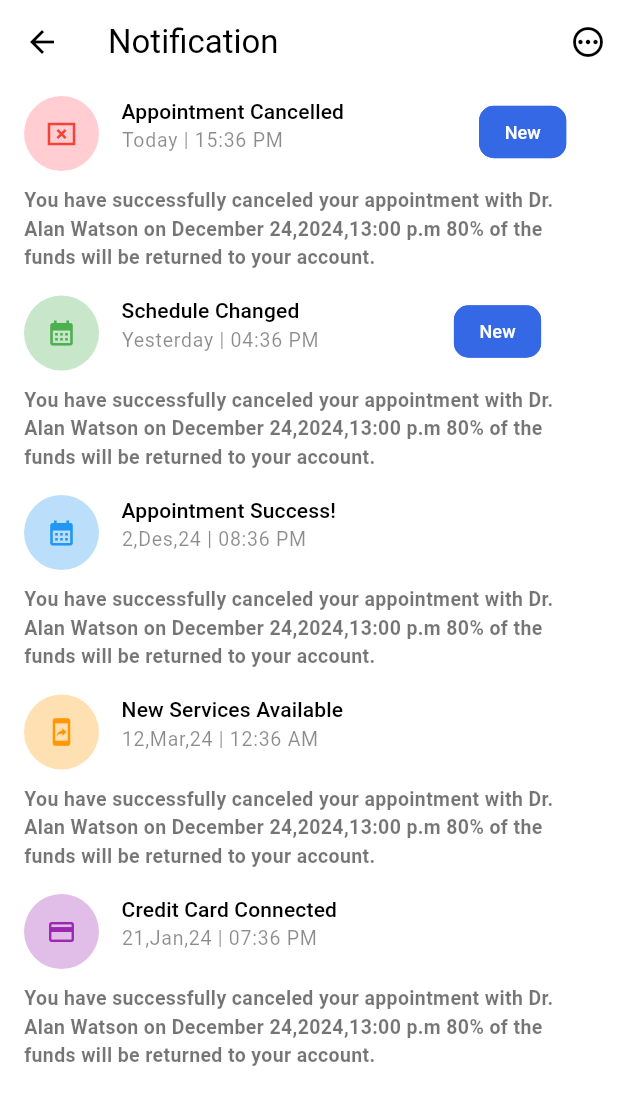
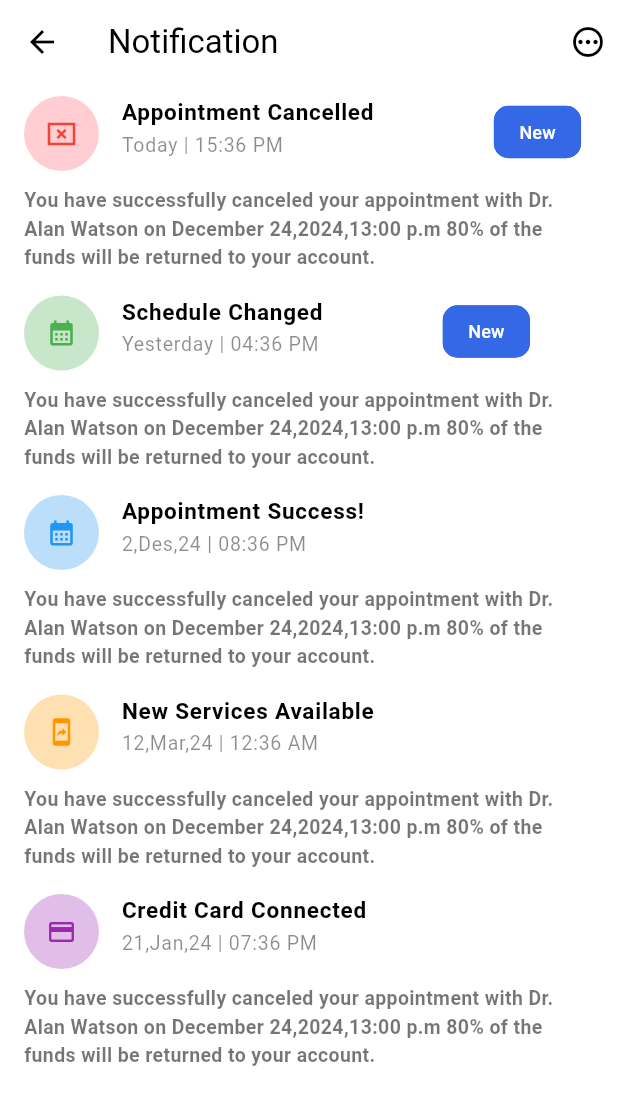
Before and after one commit to shahadat-coder/PW-Doctor, a Flutter app: the NotificationScreen screen opened by its route, on a phone screen of 412 x 824 dp. Shown: the top 1105 px of the screen. Run offline on Flutter 3.47's test engine with Material 3 defaults, Android fonts, the phone set to English and light mode, and no system bars; our stand-ins replace carousel_slider, get, introduction_screen, pin_code_fields.

Commit message:
notification  screen have added

```diff
--- a/lib/views/home/homeWidget/home_appBar.dart
+++ b/lib/views/home/homeWidget/home_appBar.dart
@@ -2,7 +2,6 @@ import 'package:flutter/material.dart';
 import 'package:get/get.dart';
 import 'package:pw_doctor/global_widgets/descriptin_title.dart';
 import 'package:pw_doctor/routes/route_names.dart';
-import 'package:pw_doctor/views/home/notification_screen.dart';
 
 class HomeAppBar extends StatelessWidget implements PreferredSizeWidget {
   const HomeAppBar({super.key});
--- a/lib/views/home/homeWidget/itemRow.dart
+++ b/lib/views/home/homeWidget/itemRow.dart
@@ -24,8 +24,8 @@ class ItemCart extends StatelessWidget {
               mainAxisAlignment: MainAxisAlignment.center,
               children: [
                 Container(
-                  height: 75,
-                  width: 75,
+                  height: 70,
+                  width: 70,
                   decoration: BoxDecoration(
                     color: AppColors.primaryColors.withOpacity(0.2),
                     borderRadius: BorderRadius.circular(100),
--- a/lib/views/home/notification_screen.dart
+++ b/lib/views/home/notification_screen.dart
@@ -1,8 +1,6 @@
 import 'package:flutter/material.dart';
 import 'package:pw_doctor/global_widgets/custom_appbar.dart';
 import 'package:pw_doctor/global_widgets/custom_text.dart';
-import 'package:pw_doctor/global_widgets/descriptin_title.dart';
-import 'package:pw_doctor/models/doctor_speciality_model.dart';
 import 'package:pw_doctor/models/notification_model.dart';
 import 'package:pw_doctor/utils/colors.dart';
 
@@ -55,7 +53,17 @@ class _NotificationScreenState extends State<NotificationScreen> {
                 Column(
                   crossAxisAlignment: CrossAxisAlignment.start,
                   children: [
-                    labelLarge(context, "${notification[index].name}"),
+                    Text(
+                      ("${notification[index].name}"),
+                      maxLines: 1, // Ensure text does not exceed one line
+                      overflow: TextOverflow.ellipsis, // Handle overflow with ellipsis
+                      style: const TextStyle(
+                        wordSpacing: 0.15,
+                        fontWeight: FontWeight.w600,
+                        fontSize: 15, // Reduced font size
+                        color: Colors.black,
+                      ),
+                    ),
                     Text(
                       "${notification[index].timeDate}",
                       style: const TextStyle(
@@ -66,7 +74,7 @@ class _NotificationScreenState extends State<NotificationScreen> {
                     ),
                   ],
                 ),
-                SizedBox(width: 90),
+                SizedBox(width: 80),
                 if (isFirstOrSecond) // Conditionally add chip for first two items
                   Chip(
                     label: const Text(
```
